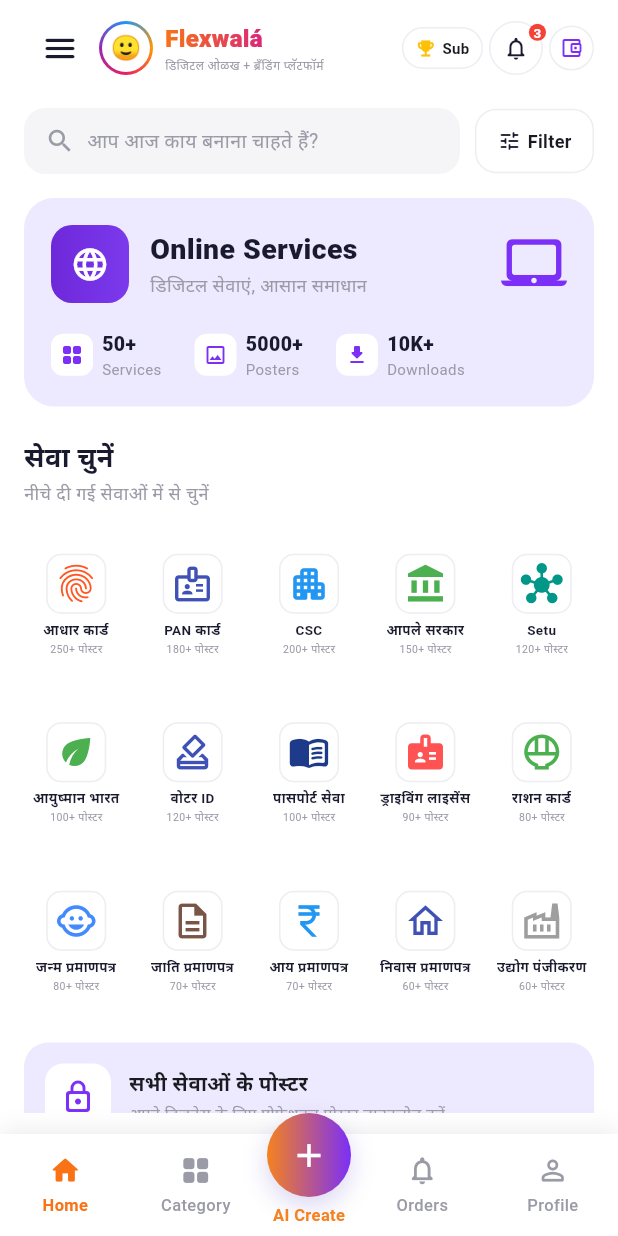
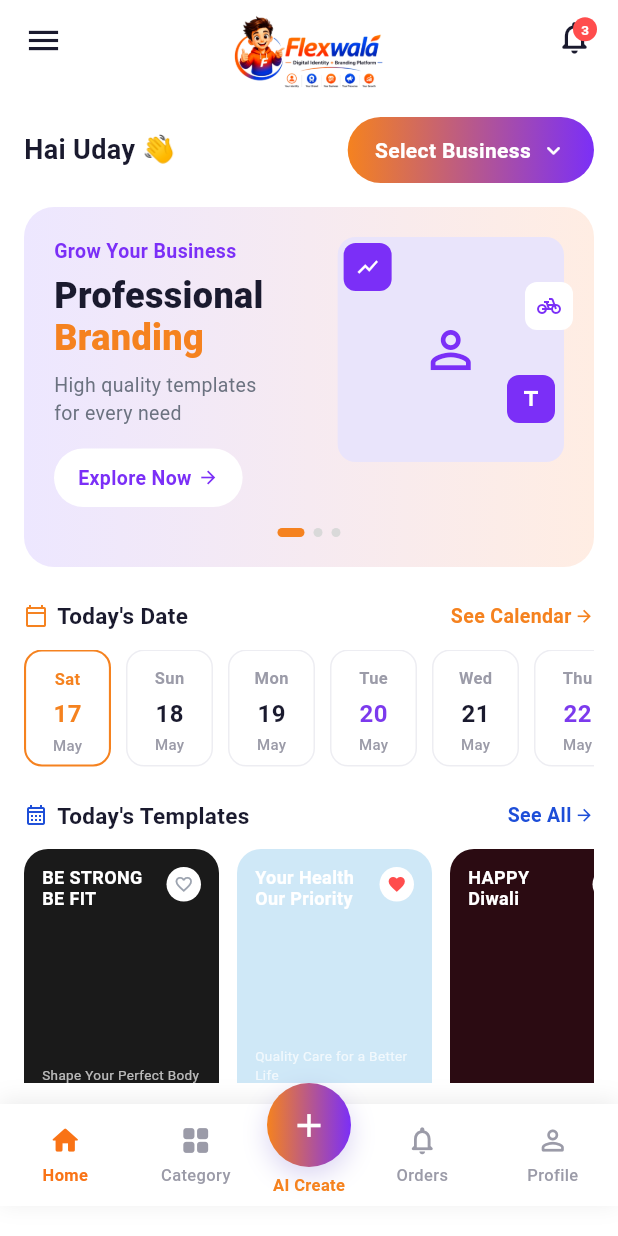
Before and after one commit to vivekgupta-tech/Flexwala, a Flutter app: the screen it shows after launch, on a phone screen of 412 x 824 dp. Run offline on Flutter 3.47's test engine with Material 3 defaults, Android fonts, the phone set to English and light mode, and no system bars; our stand-ins replace connectivity_plus, dio, equatable, flutter_bloc, flutter_secure_storage, get_it and 1 more.

Commit message:
Refactor `AppBottomNav` into core widgets and implement navigation logic across screens

```diff
--- a/lib/app/app.dart
+++ b/lib/app/app.dart
@@ -56,7 +56,7 @@
           brightness: Brightness.dark,
         ),
         themeMode: ThemeMode.system,
-        initialRoute: AppRoutes.menu,
+        initialRoute: AppRoutes.home,
         onGenerateRoute: AppRoutes.generateRoute,
       ),
     );
--- a/lib/core/navigation/app_router.dart
+++ b/lib/core/navigation/app_router.dart
@@ -1,5 +1,5 @@
 import 'package:flutter/material.dart';
-import 'package:flexify/features/home/presentation/home_page.dart';
+import 'package:flexify/features/home/presentation/home_page_old.dart';
 import 'package:flexify/features/posters/presentation/pages/poster_detail_screen.dart';
 import 'package:flexify/features/menu/presentation/pages/category_screen.dart';
 import 'package:flexify/features/menu/presentation/pages/menu_screen.dart';
@@ -12,12 +12,12 @@
   static const String menu = '/menu';
   static const String category = '/category';
   static const String businessCategory = '/business_category';
-  static const String businessCategoryPage = '/business_category_page';
+  static const String onlineServices = '/online_services';
 
   static Route<dynamic> generateRoute(RouteSettings settings) {
     switch (settings.name) {
       case home:
-        return MaterialPageRoute(builder: (_) => const HomePage());
+        return MaterialPageRoute(builder: (_) => const HomePageOld());
       case posterDetail:
         return MaterialPageRoute(builder: (_) => const PosterDetailScreen());
       case menu:
@@ -25,9 +25,9 @@
       case category:
         return MaterialPageRoute(builder: (_) => const CategoryScreen());
       case businessCategory:
+        return MaterialPageRoute(builder: (_) => const BusinessCategoryPage());
+      case onlineServices:
         return MaterialPageRoute(builder: (_) => const BusinessCategoryScreen());
-      case businessCategoryPage:
-        return MaterialPageRoute(builder: (_) => const BusinessCategoryPage());
       default:
         return MaterialPageRoute(
           builder: (_) => Scaffold(
--- a/lib/core/widgets/navigation/app_bottom_nav.dart
+++ b/lib/core/widgets/navigation/app_bottom_nav.dart
@@ -36,8 +36,13 @@
   @override
   Widget build(BuildContext context) {
     final navItems = items ?? defaultItems;
-    return SizedBox(
-      height: 82,
+    final bottomPadding = MediaQuery.of(context).padding.bottom;
+    // Increased offset to 20px to lift it higher
+    final totalBottomHeight = 82.0 + bottomPadding + 20.0;
+
+    return Container(
+      height: totalBottomHeight,
+      color: Colors.white,
       child: Stack(
         clipBehavior: Clip.none,
         alignment: Alignment.topCenter,
@@ -46,7 +51,7 @@
             left: 0,
             right: 0,
             top: 14,
-            bottom: 0,
+            bottom: bottomPadding + 20.0, // Lifted the white bar content
             child: Container(
               decoration: const BoxDecoration(
                 color: Colors.white,
--- a/lib/features/business_category/presentation/business_category_page.dart
+++ b/lib/features/business_category/presentation/business_category_page.dart
@@ -81,7 +81,7 @@
         onCenterTap: () => Navigator.pushReplacementNamed(context, '/home'),
         onItemTap: (index) {
           if (index == 0) {
-             Navigator.pushNamed(context, '/category');
+            Navigator.pushReplacementNamed(context, '/category');
           }
         },
       ),
--- /dev/null
+++ b/lib/features/home/presentation/home_page_old.dart
@@ -0,0 +1,68 @@
+import 'package:flutter/material.dart';
+import '../../../core/theme/app_colors.dart';
+import 'package:flexify/core/widgets/navigation/app_bottom_nav.dart';
+import '../data/home_mock_data.dart';
+import 'widgets/home_header.dart';
+import 'widgets/greeting_row.dart';
+import 'widgets/banner_carousel.dart';
+import 'widgets/date_strip.dart';
+import 'widgets/templates_section.dart';
+import 'widgets/premium_banner.dart';
+import '../../menu/presentation/widgets/app_drawer.dart';
+
+/// Home screen — the default landing screen.
+class HomePageOld extends StatelessWidget {
+  const HomePageOld({super.key});
+
+  @override
+  Widget build(BuildContext context) {
+    return Scaffold(
+      backgroundColor: AppColors.scaffoldBackground,
+      drawer: const AppDrawer(),
+      body: SafeArea(
+        child: Column(
+          children: [
+            Builder(
+              builder: (scaffoldCtx) => Padding(
+                padding: const EdgeInsets.fromLTRB(16, 8, 16, 0),
+                child: HomeHeader(
+                  notificationCount: HomeMockData.notificationCount,
+                  onMenuTap: () => Scaffold.of(scaffoldCtx).openDrawer(),
+                ),
+              ),
+            ),
+            Expanded(
+              child: ListView(
+                padding: const EdgeInsets.fromLTRB(16, 16, 16, 12),
+                children: [
+                  GreetingRow(userName: HomeMockData.userName),
+                  const SizedBox(height: 16),
+                  BannerCarousel(
+                    onExploreTap: () => Navigator.pushNamed(context, '/category'),
+                  ),
+                  const SizedBox(height: 22),
+                  DateStrip(dates: HomeMockData.dates),
+                  const SizedBox(height: 22),
+                  TemplatesSection(
+                    templates: HomeMockData.templates,
+                    onSeeAllTap: () => Navigator.pushNamed(context, '/category'),
+                  ),
+                  const SizedBox(height: 18),
+                  const PremiumBanner(),
+                ],
+              ),
+            ),
+          ],
+        ),
+      ),
+      bottomNavigationBar: AppBottomNav(
+        currentIndex: 0,
+        onItemTap: (index) {
+          if (index == 1) {
+            Navigator.pushNamed(context, '/category');
+          }
+        },
+      ),
+    );
+  }
+}
--- a/lib/features/menu/presentation/pages/menu_screen.dart
+++ b/lib/features/menu/presentation/pages/menu_screen.dart
@@ -108,9 +108,11 @@
       backgroundColor: Colors.white,
       drawer: const AppDrawer(),
       bottomNavigationBar: AppBottomNav(
-        currentIndex: 0,
+        currentIndex: 1,
         onItemTap: (index) {
-           if (index == 1) {
+           if (index == 0) {
+             Navigator.pushReplacementNamed(context, '/home');
+           } else if (index == 1) {
              Navigator.pushNamed(context, '/category');
            }
         },
--- a/pubspec.yaml
+++ b/pubspec.yaml
@@ -68,9 +68,9 @@
   uses-material-design: true
 
   # To add assets to your application, add an assets section, like this:
-  # assets:
-  #   - images/a_dot_burr.jpeg
-  #   - images/a_dot_ham.jpeg
+  assets:
+    - assets/images/logopng.png
+    - assets/images/topappbarpng.png
 
   # An image asset can refer to one or more resolution-specific "variants", see
   # https://flutter.dev/to/resolution-aware-images
```
Also changed, not shown: lib/features/home/presentation/home_page.dart (+124 -23 lines), lib/features/home/presentation/widgets/home_header.dart (+4 -44 lines), lib/features/menu/presentation/pages/business_category_screen.dart (+11 -1 lines), lib/features/menu/presentation/pages/category_screen.dart (+17 -1 lines), assets/images/logopng.png (added), assets/images/topappbarpng.png (added).
